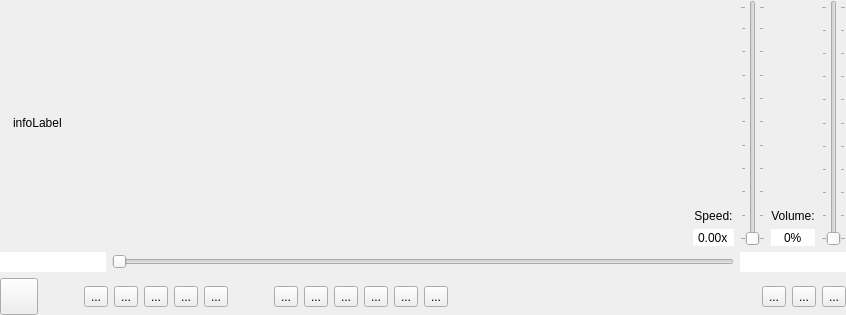
Before: the Qt Designer form gui/media_player_widget_ui.ui in tornado80/tonebox, drawn with Qt 5.
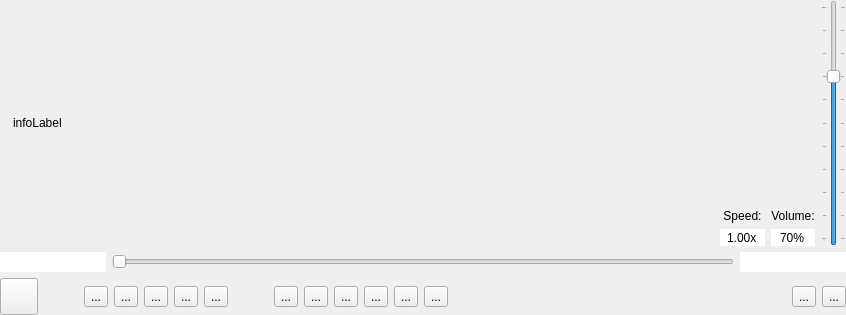
After: the same form once the commit is applied. Icons and pictures are not drawn.

Commit message: players stuff ready

Diff of the .ui file:
```diff
--- a/gui/media_player_widget_ui.ui
+++ b/gui/media_player_widget_ui.ui
@@ -27,7 +27,7 @@
     <number>0</number>
    </property>
    <item>
-    <layout class="QHBoxLayout" name="horizontalLayout_2" stretch="0,0,1,0,0,0,0">
+    <layout class="QHBoxLayout" name="horizontalLayout_2" stretch="0,0,1,0,0,0">
      <item>
       <widget class="QLabel" name="coverImageLabel">
        <property name="maximumSize">
@@ -109,20 +109,22 @@
          <property name="suffix">
           <string>x</string>
          </property>
+         <property name="minimum">
+          <double>-10.000000000000000</double>
+         </property>
+         <property name="maximum">
+          <double>10.000000000000000</double>
+         </property>
+         <property name="singleStep">
+          <double>0.500000000000000</double>
+         </property>
+         <property name="value">
+          <double>1.000000000000000</double>
+         </property>
         </widget>
        </item>
       </layout>
      </item>
-     <item>
-      <widget class="QSlider" name="speedSlider">
-       <property name="orientation">
-        <enum>Qt::Vertical</enum>
-       </property>
-       <property name="tickPosition">
-        <enum>QSlider::TicksBothSides</enum>
-       </property>
-      </widget>
-     </item>
      <item>
       <layout class="QVBoxLayout" name="verticalLayout_2" stretch="1,0,0">
        <item>
@@ -159,6 +161,9 @@
          <property name="alignment">
           <set>Qt::AlignCenter</set>
          </property>
+         <property name="readOnly">
+          <bool>true</bool>
+         </property>
          <property name="buttonSymbols">
           <enum>QAbstractSpinBox::NoButtons</enum>
          </property>
@@ -168,6 +173,9 @@
          <property name="maximum">
           <number>100</number>
          </property>
+         <property name="value">
+          <number>70</number>
+         </property>
         </widget>
        </item>
       </layout>
@@ -177,6 +185,9 @@
        <property name="maximum">
         <number>100</number>
        </property>
+       <property name="value">
+        <number>70</number>
+       </property>
        <property name="orientation">
         <enum>Qt::Vertical</enum>
        </property>
@@ -225,7 +236,7 @@
     </layout>
    </item>
    <item>
-    <layout class="QHBoxLayout" name="horizontalLayout_3" stretch="0,0,0,0,0,0,0,0,0,0,0,0,0,0,1,0,0,0">
+    <layout class="QHBoxLayout" name="horizontalLayout_3" stretch="0,0,0,0,0,0,0,0,0,0,0,0,0,0,1,0,0">
      <item>
       <widget class="QToolButton" name="playPauseBtn">
        <property name="text">
@@ -490,27 +501,7 @@
         </size>
        </property>
        <property name="checkable">
-        <bool>true</bool>
-       </property>
-      </widget>
-     </item>
-     <item>
-      <widget class="QToolButton" name="shuffleBtn">
-       <property name="text">
-        <string>...</string>
-       </property>
-       <property name="icon">
-        <iconset resource="icons.qrc">
-         <normaloff>:/images/icons/icons8-shuffle-30.png</normaloff>:/images/icons/icons8-shuffle-30.png</iconset>
-       </property>
-       <property name="iconSize">
-        <size>
-         <width>30</width>
-         <height>30</height>
-        </size>
-       </property>
-       <property name="checkable">
-        <bool>true</bool>
+        <bool>false</bool>
        </property>
       </widget>
      </item>
```
Left out of the diff: 9 changed lines with no effect on the pictures. The commit also changes 10 other files.
